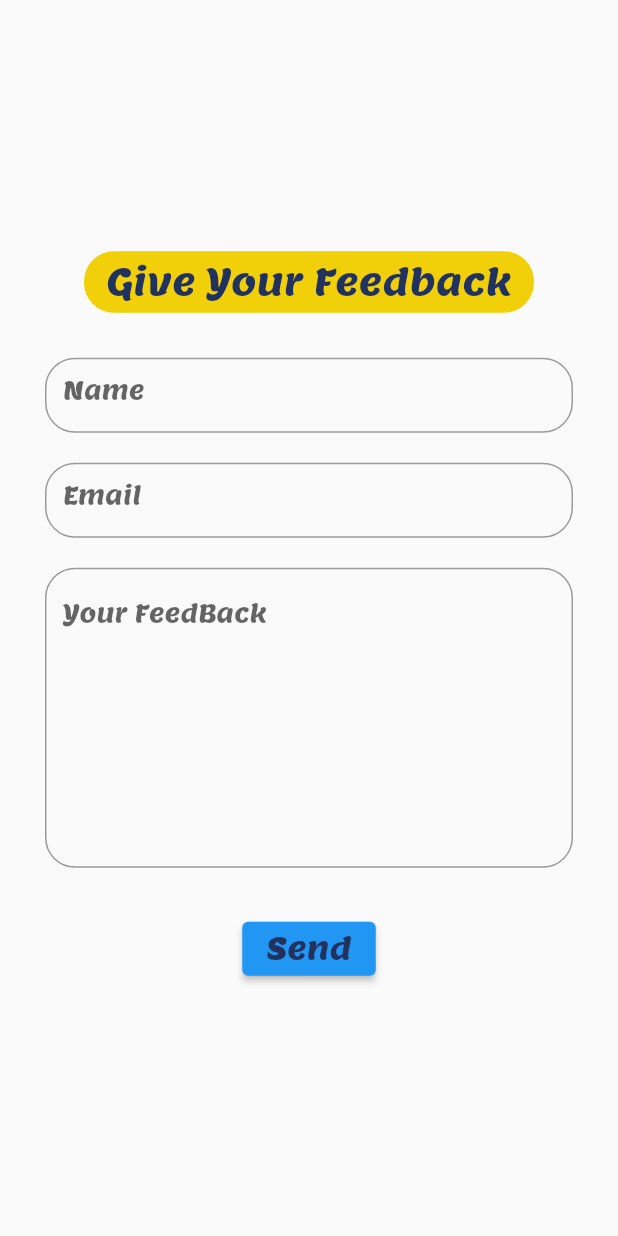
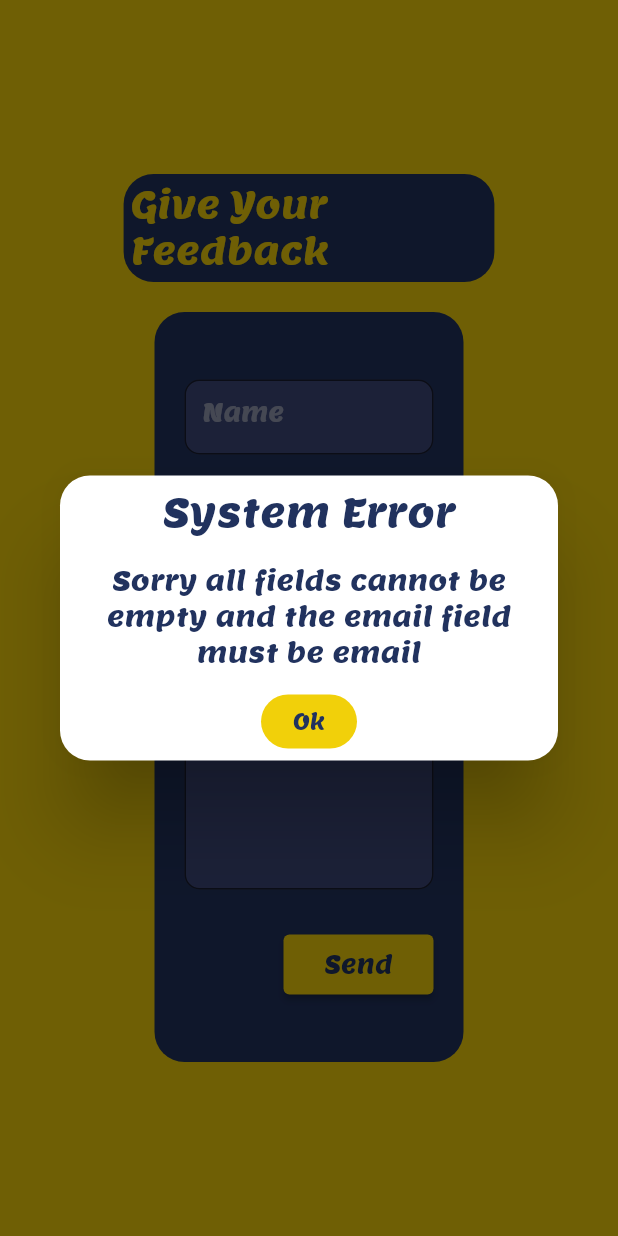
Before and after one commit to Ripat-2345/traffic_light_puzzle, a Flutter app: the FeedBackScreen screen opened by its route, after a tap on "Send", on a phone screen of 412 x 824 dp. Run offline on Flutter 3.47's test engine with Material 2 defaults, Android fonts, the phone set to English and light mode, and no system bars; our stand-ins replace carousel_slider, cloud_firestore, firebase_core, flutter_countdown_timer, get, lottie; missing offline and left inert: dart:html; accounts and stored records are empty.

Commit message:
update feedback feature and update sdk

```diff
--- /dev/null
+++ b/lib/controllers/feed_back_controller.dart
@@ -0,0 +1,92 @@
+import 'package:cloud_firestore/cloud_firestore.dart';
+import 'package:flutter/cupertino.dart';
+import 'package:flutter_game/const.dart';
+import 'package:get/get.dart';
+import 'package:lottie/lottie.dart';
+
+class FeedBackController extends GetxController {
+  late TextEditingController nameC;
+  late TextEditingController emailC;
+  late TextEditingController descC;
+
+  FirebaseFirestore firestore = FirebaseFirestore.instance;
+
+  @override
+  void onInit() {
+    super.onInit();
+    nameC = TextEditingController();
+    emailC = TextEditingController();
+    descC = TextEditingController();
+  }
+
+  @override
+  void dispose() {
+    super.dispose();
+    nameC.dispose();
+    emailC.dispose();
+    descC.dispose();
+  }
+
+  void sendFeedBack(String name, String email, String desc) async {
+    CollectionReference feedbacks = firestore.collection("feedbacks");
+    if ((name != "") &&
+        (email != "") &&
+        (GetUtils.isEmail(email)) &&
+        (desc != "")) {
+      try {
+        await feedbacks.add({
+          "name": name,
+          "email": email,
+          "desc": desc,
+        });
+
+        Get.defaultDialog(
+          barrierDismissible: false,
+          backgroundColor: whiteColor,
+          title: "Thank You",
+          titleStyle: TextStyle(color: darkColor, fontSize: 26),
+          content: Lottie.asset(
+            "assets/images/success.json",
+            width: 300,
+            fit: BoxFit.cover,
+          ),
+          contentPadding: const EdgeInsets.all(10),
+          textConfirm: "Back To Home",
+          confirmTextColor: darkColor,
+          onConfirm: () {
+            nameC.clear();
+            emailC.clear();
+            descC.clear();
+            Get.offAllNamed("/Home");
+          },
+          buttonColor: yellowColor,
+        );
+      } catch (e) {
+        Get.defaultDialog(
+          barrierDismissible: false,
+          title: "System Error",
+          titleStyle: TextStyle(color: darkColor, fontSize: 26),
+          middleText: "You Cannot Send Feedback",
+          middleTextStyle: TextStyle(color: darkColor, fontSize: 18),
+          textConfirm: "Ok",
+          confirmTextColor: darkColor,
+          onConfirm: () => Get.back(),
+          buttonColor: yellowColor,
+        );
+      }
+    } else {
+      Get.defaultDialog(
+        barrierDismissible: false,
+        title: "System Error",
+        titleStyle: TextStyle(color: darkColor, fontSize: 26),
+        middleText:
+            "Sorry all fields cannot be empty and the email field must be email",
+        middleTextStyle: TextStyle(color: darkColor, fontSize: 18),
+        textConfirm: "Ok",
+        confirmTextColor: darkColor,
+        onConfirm: () => Get.back(),
+        buttonColor: yellowColor,
+      );
+    }
+  }
+}
--- a/lib/main.dart
+++ b/lib/main.dart
@@ -30,7 +30,7 @@ class MyApp extends StatelessWidget {
       getPages: [
         GetPage(name: '/Home', page: () => const HomeScreen()),
         GetPage(name: '/Game', page: () => const GameScreen()),
-        GetPage(name: '/FeedBack', page: () => const FeedBackScreen()),
+        GetPage(name: '/FeedBack', page: () => FeedBackScreen()),
       ],
       home: const HomeScreen(),
     );
--- /dev/null
+++ b/lib/models/feed_back_model.dart
@@ -0,0 +1,31 @@
+import 'package:cloud_firestore/cloud_firestore.dart';
+
+class FeedBack {
+  String name;
+  String email;
+  String desc;
+
+  FeedBack({required this.name, required this.email, required this.desc});
+
+  FeedBack.fromJson(Map<String, dynamic> json)
+      : this(
+          name: json['name']! as String,
+          email: json['email']! as String,
+          desc: json['desc']! as String,
+        );
+
+  Map<String, dynamic> toJson() => {
+        "name": name,
+        "email": email,
+        "desc": desc,
+      };
+
+  static FeedBack fromSnap(DocumentSnapshot snap) {
+    var snapshot = snap.data() as Map<String, dynamic>;
+    return FeedBack(
+      name: snapshot['name'],
+      email: snapshot['email'],
+      desc: snapshot['desc'],
+    );
+  }
+}
--- a/lib/screens/feed_back_screen.dart
+++ b/lib/screens/feed_back_screen.dart
@@ -1,10 +1,12 @@
 import 'package:flutter/material.dart';
 import 'package:flutter_game/const.dart';
+import 'package:flutter_game/controllers/feed_back_controller.dart';
 import 'package:get/get.dart';
 import 'package:lottie/lottie.dart';
 
 class FeedBackScreen extends StatelessWidget {
-  const FeedBackScreen({Key? key}) : super(key: key);
+  FeedBackScreen({Key? key}) : super(key: key);
+  final controller = Get.put(FeedBackController());
 
   @override
   Widget build(BuildContext context) {
@@ -14,61 +16,65 @@ class FeedBackScreen extends StatelessWidget {
         return Future(() => true);
       },
       child: Scaffold(
+        backgroundColor: yellowColor,
         body: Center(
           child: Padding(
-            padding: const EdgeInsets.all(30),
+            padding: EdgeInsets.symmetric(horizontal: Get.width / 5),
             child: Column(
               mainAxisAlignment: MainAxisAlignment.center,
               children: [
-                Stack(
-                  children: [
-                    Align(
-                      alignment: Alignment.bottomCenter,
-                      child: Container(
+                Container(
                   width: 300,
                   padding: const EdgeInsets.all(5),
                   decoration: BoxDecoration(
                     borderRadius: BorderRadius.circular(20),
-                            color: yellowColor),
+                    color: darkColor,
+                  ),
                   child: Center(
                     child: Text(
                       "Give Your Feedback",
                       style: TextStyle(
-                              color: darkColor,
+                        color: yellowColor,
                         fontSize: 24,
                       ),
                     ),
                   ),
                 ),
+                const SizedBox(
+                  height: 20,
                 ),
-                    Positioned(
-                      bottom: 100,
-                      child: SizedBox(
-                        width: 200,
-                        child: Lottie.asset(
-                          "assets/images/car.json",
-                          fit: BoxFit.cover,
+                Container(
+                  width: Get.width / 2,
+                  height: 500,
+                  padding: const EdgeInsets.all(20),
+                  decoration: BoxDecoration(
+                    borderRadius: BorderRadius.circular(20),
+                    color: darkColor,
                   ),
-                      ),
-                    ),
-                  ],
-                ),
-                const SizedBox(
-                  height: 30,
-                ),
+                  child: Column(
+                    mainAxisAlignment: MainAxisAlignment.center,
+                    crossAxisAlignment: CrossAxisAlignment.end,
+                    children: [
                       SizedBox(
                         height: 50,
-                  width: 500,
+                        width: double.infinity,
                         child: TextField(
-                    style: TextStyle(color: darkColor),
+                          controller: controller.nameC,
+                          style: TextStyle(color: whiteColor),
                           decoration: InputDecoration(
                             hintText: "Name",
+                            hintStyle: TextStyle(
+                              color: whiteColor.withOpacity(0.5),
+                              fontSize: 16,
+                            ),
+                            fillColor: blueColor,
+                            filled: true,
                             border: OutlineInputBorder(
-                        borderRadius: BorderRadius.circular(20),
-                        borderSide: BorderSide(color: darkColor),
+                              borderRadius: BorderRadius.circular(10),
+                              borderSide: BorderSide(color: whiteColor),
                             ),
                             focusedBorder: OutlineInputBorder(
-                        borderRadius: BorderRadius.circular(20),
+                              borderRadius: BorderRadius.circular(10),
                               borderSide: BorderSide(color: yellowColor),
                             ),
                           ),
@@ -79,17 +85,24 @@ class FeedBackScreen extends StatelessWidget {
                       ),
                       SizedBox(
                         height: 50,
-                  width: 500,
+                        width: double.infinity,
                         child: TextField(
-                    style: TextStyle(color: darkColor),
+                          controller: controller.emailC,
+                          style: TextStyle(color: whiteColor),
                           decoration: InputDecoration(
                             hintText: "Email",
+                            hintStyle: TextStyle(
+                              color: whiteColor.withOpacity(0.5),
+                              fontSize: 16,
+                            ),
+                            fillColor: blueColor,
+                            filled: true,
                             border: OutlineInputBorder(
-                        borderRadius: BorderRadius.circular(20),
-                        borderSide: BorderSide(color: darkColor),
+                              borderRadius: BorderRadius.circular(10),
+                              borderSide: BorderSide(color: whiteColor),
                             ),
                             focusedBorder: OutlineInputBorder(
-                        borderRadius: BorderRadius.circular(20),
+                              borderRadius: BorderRadius.circular(10),
                               borderSide: BorderSide(color: yellowColor),
                             ),
                           ),
@@ -100,18 +113,25 @@ class FeedBackScreen extends StatelessWidget {
                       ),
                       SizedBox(
                         height: 200,
-                  width: 500,
+                        width: double.infinity,
                         child: TextField(
+                          controller: controller.descC,
                           maxLines: 10,
-                    style: TextStyle(color: darkColor),
+                          style: TextStyle(color: whiteColor),
                           decoration: InputDecoration(
                             hintText: "Your FeedBack",
+                            hintStyle: TextStyle(
+                              color: whiteColor.withOpacity(0.5),
+                              fontSize: 16,
+                            ),
+                            fillColor: blueColor,
+                            filled: true,
                             border: OutlineInputBorder(
-                        borderRadius: BorderRadius.circular(20),
-                        borderSide: BorderSide(color: darkColor),
+                              borderRadius: BorderRadius.circular(10),
+                              borderSide: BorderSide(color: yellowColor),
                             ),
                             focusedBorder: OutlineInputBorder(
-                        borderRadius: BorderRadius.circular(20),
+                              borderRadius: BorderRadius.circular(10),
                               borderSide: BorderSide(color: yellowColor),
                             ),
                           ),
@@ -120,14 +140,28 @@ class FeedBackScreen extends StatelessWidget {
                       const SizedBox(
                         height: 30,
                       ),
-                ElevatedButton(
-                  onPressed: () {},
+                      SizedBox(
+                        width: 100,
+                        height: 40,
+                        child: ElevatedButton(
+                          onPressed: () => controller.sendFeedBack(
+                            controller.nameC.text,
+                            controller.emailC.text,
+                            controller.descC.text,
+                          ),
+                          style: TextButton.styleFrom(
+                            backgroundColor: yellowColor,
+                          ),
                           child: Text(
                             "Send",
                             style: TextStyle(
                               color: darkColor,
-                      fontSize: 20,
+                              fontSize: 16,
                             ),
+                          ),
+                        ),
+                      ),
+                    ],
                   ),
                 ),
               ],
```
Also changed, not shown: pubspec.yaml (+4 -21 lines), pubspec.lock, 2 other files. Lines whose indentation alone changed are shown as unchanged.
